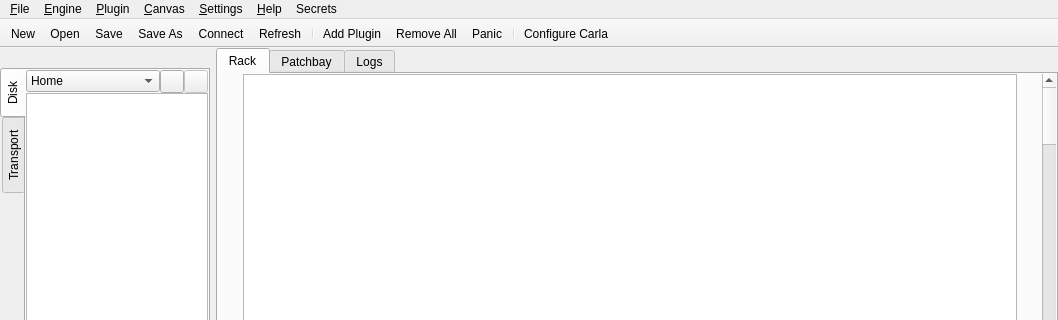
Before: the Qt Designer form resources/ui/carla_host.ui in falkTX/Carla, drawn with Qt 5; both pictures show x 0 to 1058 and y 0 to 320 of the 1058 by 716 pixel window.
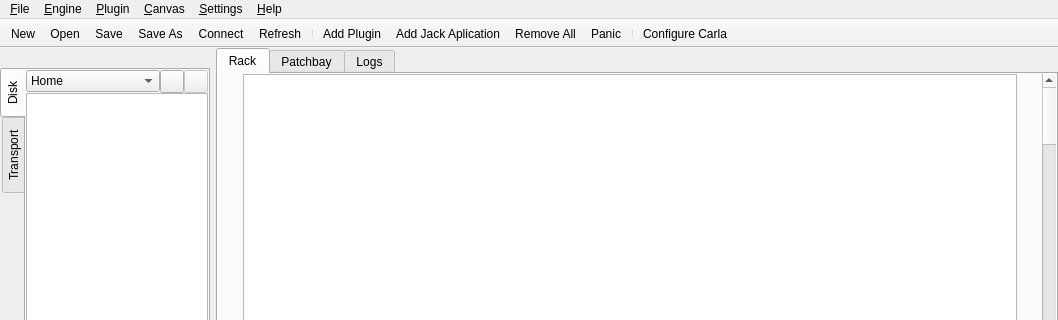
After: the same form once the commit is applied. Icons and pictures are not drawn. Custom widgets are drawn as their Qt base class.

Commit message: Expose dialog to start jack apps within carla, super experimental

```diff
--- a/resources/ui/carla_host.ui
+++ b/resources/ui/carla_host.ui
@@ -285,23 +285,12 @@
     <addaction name="act_help_about_juce"/>
     <addaction name="act_help_about_qt"/>
    </widget>
-   <widget class="QMenu" name="menu_Secrets">
-    <property name="title">
-     <string>Secrets</string>
-    </property>
-    <addaction name="act_secret_1"/>
-    <addaction name="act_secret_2"/>
-    <addaction name="act_secret_3"/>
-    <addaction name="act_secret_4"/>
-    <addaction name="act_secret_5"/>
-   </widget>
    <addaction name="menu_File"/>
    <addaction name="menu_Engine"/>
    <addaction name="menu_Plugin"/>
    <addaction name="menu_Canvas"/>
    <addaction name="menu_Settings"/>
    <addaction name="menu_Help"/>
-   <addaction name="menu_Secrets"/>
   </widget>
   <widget class="QToolBar" name="toolBar">
    <property name="windowTitle">
@@ -330,6 +319,7 @@
    <addaction name="act_file_refresh"/>
    <addaction name="separator"/>
    <addaction name="act_plugin_add2"/>
+   <addaction name="act_add_jack"/>
    <addaction name="act_plugin_remove_all"/>
    <addaction name="act_plugins_panic"/>
    <addaction name="separator"/>
@@ -1137,6 +1127,15 @@
     <string>Perform secret 5</string>
    </property>
   </action>
+  <action name="act_add_jack">
+   <property name="icon">
+    <iconset resource="../resources.qrc">
+     <normaloff>:/16x16/list-add.png</normaloff>:/16x16/list-add.png</iconset>
+   </property>
+   <property name="text">
+    <string>Add &amp;Jack Aplication</string>
+   </property>
+  </action>
  </widget>
  <customwidgets>
   <customwidget>
```
The commit also changes 7 other files.
